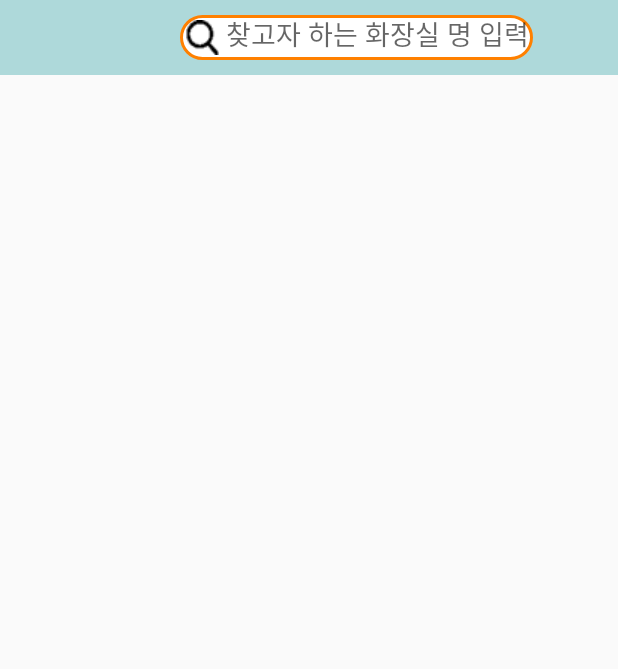
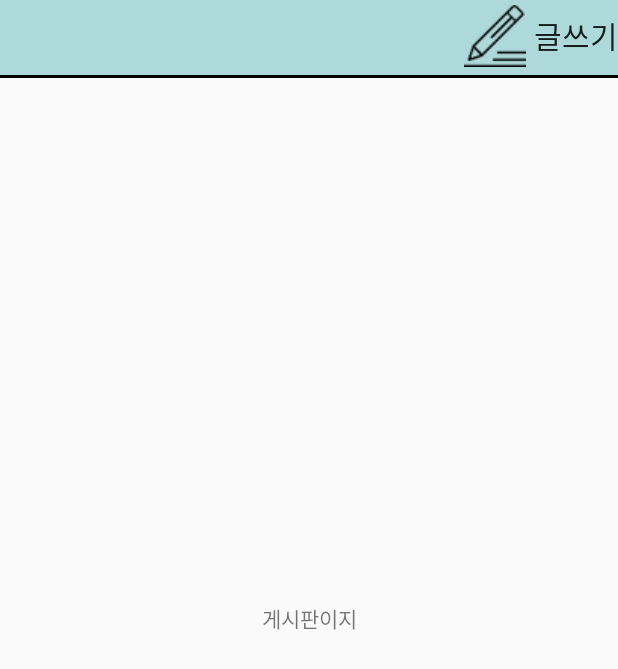
Before and after one commit to GiziSH/gizi_final-master, an Android app: the layout fragment_fragment4.xml on its own in the app's theme, with its tools: preview values and no code run, on a phone screen of 412 x 824 dp. Shown: the top 669 px of the screen. Run offline under Robolectric (Android 15) with nearby library versions, the phone set to English and light mode, and no system bars.

Commit message:
180916-suhyun

```diff
--- a/app/src/main/res/layout/fragment_fragment4.xml
+++ b/app/src/main/res/layout/fragment_fragment4.xml
@@ -1,9 +1,10 @@
-<?xml version="1.0" encoding="utf-8"?>
 <FrameLayout xmlns:android="http://schemas.android.com/apk/res/android"
     xmlns:tools="http://schemas.android.com/tools"
     android:layout_width="match_parent"
     android:layout_height="match_parent"
     tools:context="com.suhyun.gizi2.Fragment1">
+
+    <!-- TODO: Update blank fragment layout -->
     <TextView
         android:id="@+id/center"
         android:layout_width="match_parent"
@@ -13,46 +14,26 @@
         android:text=""
         android:textColor="#ffffff"
         android:textSize="150sp"/>
-    <LinearLayout
-        android:layout_marginTop="10dp"
+    <Button
+        android:id="@+id/btn_write"
         android:layout_width="wrap_content"
-        android:layout_height="wrap_content">
-        <Spinner
-            android:id="@+id/option"
-            android:layout_width="120dp"
-            android:layout_height="wrap_content"
-            >
-        </Spinner>
-        <EditText
-            android:id="@+id/editSearch"
-            android:layout_width="235dp"
-            android:layout_height="30dp"
-            android:layout_gravity="right"
-            android:background="@drawable/round"
-            android:drawableLeft="@drawable/searchsmall"
-            android:inputType="text"
-            android:hint=" 찾고자 하는 화장실 명 입력"
-            android:privateImeOptions="defaultInputmode=korean"/>
+        android:layout_height="wrap_content"
+        android:layout_gravity="right"
+        android:drawableLeft="@drawable/write"
+        android:drawablePadding="5dp"
+        android:background="#00000000"
+        android:textSize="20dp"
+        android:text="글쓰기" />
+    <View
+        android:layout_marginTop="50dp"
+        android:layout_width="match_parent"
+        android:layout_height="2dp"
+        android:background="#000000"/>
+    <TextView
+        android:gravity="center"
+        android:layout_width="match_parent"
+        android:layout_height="match_parent"
+        android:text="게시판이지" />
 
-    </LinearLayout>
-    <LinearLayout
-        android:layout_marginTop="50dp"
-        android:layout_width="wrap_content"
-        android:layout_height="wrap_content">
-
-        <ListView
-            android:id="@+id/listView"
-            android:layout_width="match_parent"
-            android:layout_height="match_parent"
-            android:divider="#999999"
-            android:dividerHeight="1dp"></ListView>
-    </LinearLayout>
-    <TextView
-        android:layout_width="match_parent"
-        android:layout_height="0dp"
-        android:layout_weight="4"
-        android:layout_margin="5dp"
-        android:padding="5dp"
-        android:id="@+id/textView_main_result" />
 
 </FrameLayout>
```
